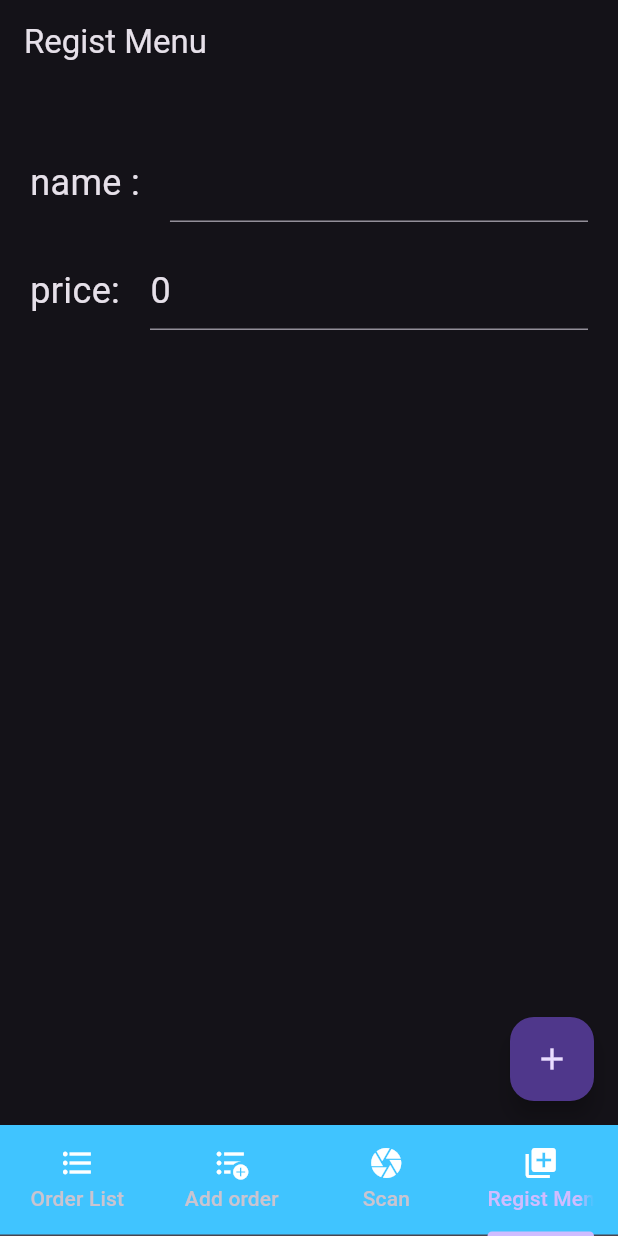
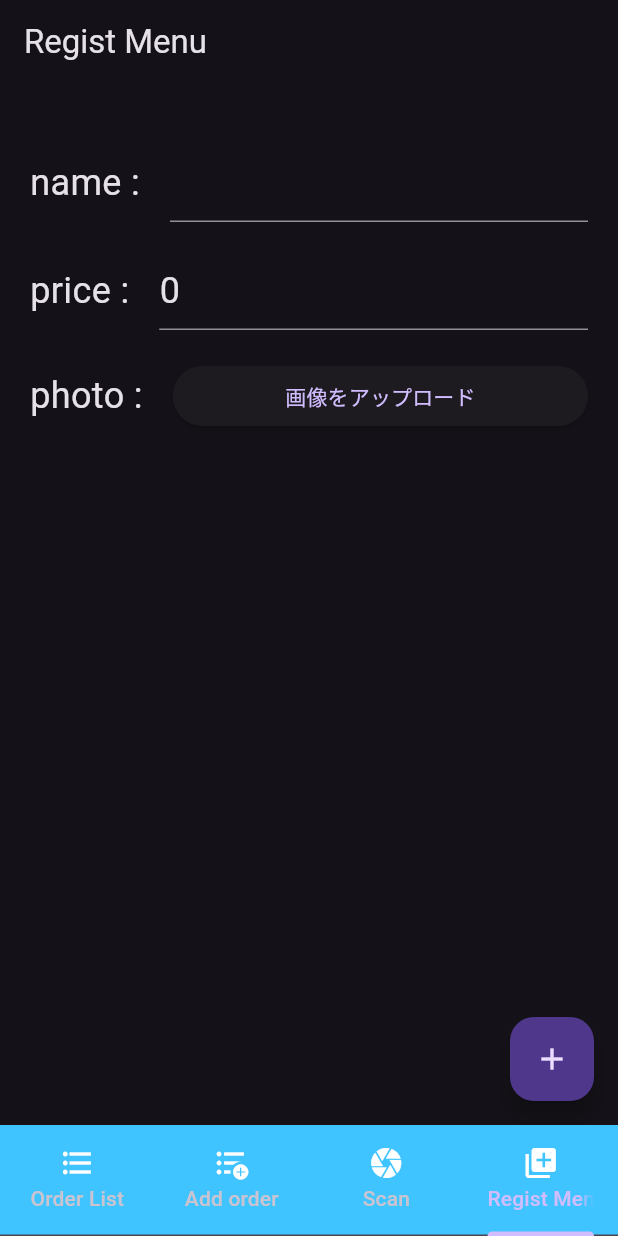
Before and after one commit to ReiruSATO/univ_fest_host, a Flutter app: the screen it shows after launch, item 4 of the bottom bar chosen, after a tap on the "add" icon, on a phone screen of 412 x 824 dp. Run offline on Flutter 3.47's test engine with Material 3 defaults, Android fonts, the phone set to English and light mode, and no system bars; our stand-ins replace firebase_auth, firebase_core, firebase_database, firebase_storage, google_sign_in, image_picker; missing offline and left inert: firebase_app_check, mobile_scanner; accounts and stored records are empty; network calls fail.

Commit message:
regist menu

```diff
--- a/univ_fest_host/lib/screens/regist_menu.dart
+++ b/univ_fest_host/lib/screens/regist_menu.dart
@@ -1,6 +1,9 @@
 import 'package:firebase_auth/firebase_auth.dart';
 import 'package:firebase_database/firebase_database.dart';
 import 'package:flutter/material.dart';
+import 'dart:io';
+import 'package:firebase_storage/firebase_storage.dart';
+import 'package:image_picker/image_picker.dart';
 
 class RegistMenuView extends StatelessWidget {
   const RegistMenuView({super.key});
@@ -26,6 +29,17 @@ class _RegistMenuPageState extends State<RegistMenuPage> {
   final _nameInput = TextEditingController();
   final _priceInput = TextEditingController();
 
+  late File imageFile;
+
+  Future upload() async {
+    // 画像をスマホのギャラリーから取得
+    final image = await ImagePicker().pickImage(source: ImageSource.gallery);
+    if (image != null) {
+      imageFile = File(image.path);
+    }
+    return;
+  }
+
   @override
   void initState() {
     super.initState();
@@ -41,6 +55,9 @@ class _RegistMenuPageState extends State<RegistMenuPage> {
     _nameInput.dispose();
     _priceInput.dispose();
   }
+
+  /// ユーザIDの取得
+  final userID = FirebaseAuth.instance.currentUser?.uid ?? '';
 
   @override
   Widget build(BuildContext context) {
@@ -71,11 +88,12 @@ class _RegistMenuPageState extends State<RegistMenuPage> {
                 ),
               ],
             ),
+
             const Padding(padding: EdgeInsets.all(10)),
             Row(
               children: <Widget>[
                 const Text(
-                  'price:',
+                  'price :',
                   style: TextStyle(fontSize: 24),
                 ),
                 const Padding(padding: EdgeInsets.all(10)),
@@ -85,6 +103,30 @@ class _RegistMenuPageState extends State<RegistMenuPage> {
                     style: const TextStyle(fontSize: 24),
                     minLines: 1,
                     maxLines: 1,
+                  ),
+                ),
+              ],
+            ),
+
+            //  まるやま
+            //  画像表示のボタン追加
+            //  Padding は余白機能
+
+            const Padding(padding: EdgeInsets.all(10)),
+            Row(
+              children: <Widget>[
+                // 左側のただの表示　" photo : "
+                const Text(
+                  'photo :',
+                  style: TextStyle(fontSize: 24),
+                ),
+                const Padding(padding: EdgeInsets.all(10)),
+                Expanded(
+                  child: ElevatedButton(
+                    onPressed: () async {
+                      await upload();
+                    },
+                    child: const Text('画像をアップロード'),
                   ),
                 ),
               ],
@@ -110,7 +152,6 @@ class _RegistMenuPageState extends State<RegistMenuPage> {
       _priceInput.text = '0';
     });
     DatabaseReference ref = FirebaseDatabase.instance.ref('menus/$usrID/');
-    print("ref at $usrID");
     final snapshot = await ref.get();
 
     if (!snapshot.exists) return;
@@ -123,5 +164,11 @@ class _RegistMenuPageState extends State<RegistMenuPage> {
       "$dirNum/name": name,
       "$dirNum/price": price,
     });
+    FirebaseStorage storage = FirebaseStorage.instance;
+    try {
+      await storage.ref('images/menus/$usrID/$dirNum.png').putFile(imageFile);
+    } catch (e) {
+      print(e);
+    }
   }
 }
--- a/univ_fest_host/pubspec.yaml
+++ b/univ_fest_host/pubspec.yaml
@@ -47,6 +47,8 @@ dependencies:
   mobile_scanner: ^5.1.1
   firebase_storage: ^12.1.1
   firebase_app_check: ^0.3.0+3
+  image_picker: ^1.1.2
+  cached_network_image: ^3.3.1
 
 dev_dependencies:
   flutter_test:
```
Also changed, not shown: univ_fest_host/pubspec.lock, 5 other files.
